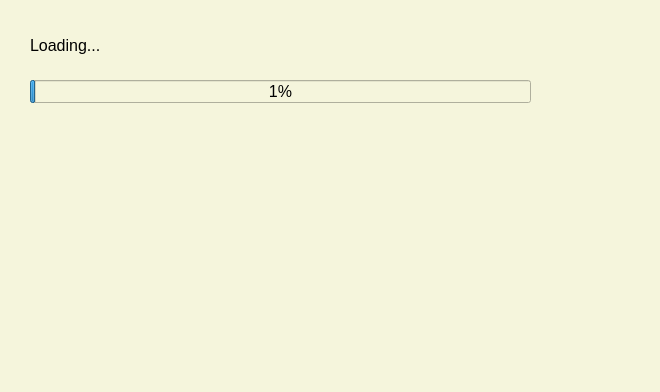
Above: guis/loading.ui from adamhastings02/MEng-Individual-Project-Software before the change; both pictures show x 140 to 800 and y 220 to 612 of the 800 by 612 pixel window. Below: the same form after it.
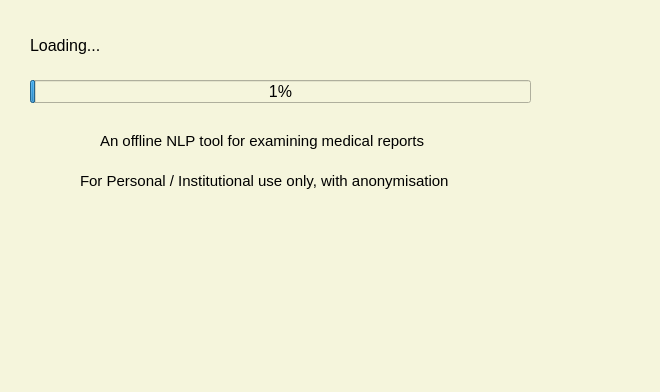
That is the form after the change. Icons and pictures are not drawn.

Commit message:
Edited Loading Screen
Updated loading screen timings
Added more text to loading screen

```diff
--- a/guis/loading.ui
+++ b/guis/loading.ui
@@ -117,6 +117,42 @@
      <string>Loading...</string>
     </property>
    </widget>
+   <widget class="QLabel" name="lab_info">
+    <property name="geometry">
+     <rect>
+      <x>240</x>
+      <y>340</y>
+      <width>401</width>
+      <height>41</height>
+     </rect>
+    </property>
+    <property name="font">
+     <font>
+      <pointsize>11</pointsize>
+     </font>
+    </property>
+    <property name="text">
+     <string>An offline NLP tool for examining medical reports</string>
+    </property>
+   </widget>
+   <widget class="QLabel" name="lab_info_2">
+    <property name="geometry">
+     <rect>
+      <x>220</x>
+      <y>380</y>
+      <width>451</width>
+      <height>41</height>
+     </rect>
+    </property>
+    <property name="font">
+     <font>
+      <pointsize>11</pointsize>
+     </font>
+    </property>
+    <property name="text">
+     <string>For Personal / Institutional use only, with anonymisation</string>
+    </property>
+   </widget>
   </widget>
   <widget class="QMenuBar" name="menubar">
    <property name="geometry">
```
Left out of the diff: 3 changed lines with no effect on the pictures. The commit also changes 8 other files.
